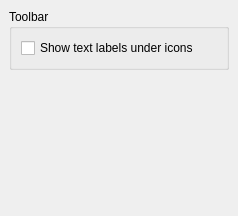
Qt form ui/options_interface.ui (metabrainz/picard) before a commit.
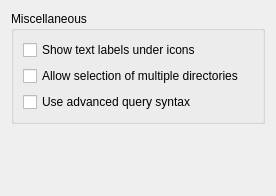
The same form after that commit.

Commit message: Ability to initiate searches with advanced query syntax on by default

The edit to the form file:
```diff
--- a/ui/options_interface.ui
+++ b/ui/options_interface.ui
@@ -5,29 +5,17 @@
    <rect>
     <x>0</x>
     <y>0</y>
-    <width>238</width>
-    <height>216</height>
+    <width>276</width>
+    <height>196</height>
    </rect>
   </property>
   <layout class="QVBoxLayout" >
-   <property name="margin" >
-    <number>9</number>
-   </property>
-   <property name="spacing" >
-    <number>6</number>
-   </property>
    <item>
     <widget class="QGroupBox" name="groupBox_2" >
      <property name="title" >
-      <string>Toolbar</string>
+      <string>Miscellaneous</string>
      </property>
      <layout class="QVBoxLayout" >
-      <property name="margin" >
-       <number>9</number>
-      </property>
-      <property name="spacing" >
-       <number>2</number>
-      </property>
       <item>
        <widget class="QCheckBox" name="toolbar_show_labels" >
         <property name="text" >
@@ -35,6 +23,20 @@
         </property>
        </widget>
       </item>
+      <item>
+       <widget class="QCheckBox" name="toolbar_multiselect" >
+        <property name="text" >
+         <string>Allow selection of multiple directories</string>
+        </property>
+       </widget>
+      </item>
+      <item>
+       <widget class="QCheckBox" name="use_adv_search_syntax" >
+        <property name="text" >
+         <string>Use advanced query syntax</string>
+        </property>
+       </widget>
+      </item>
      </layout>
     </widget>
    </item>
@@ -45,8 +47,8 @@
      </property>
      <property name="sizeHint" >
       <size>
-       <width>181</width>
-       <height>21</height>
+       <width>220</width>
+       <height>61</height>
       </size>
      </property>
     </spacer>
```
The commit also changes 5 other files.
